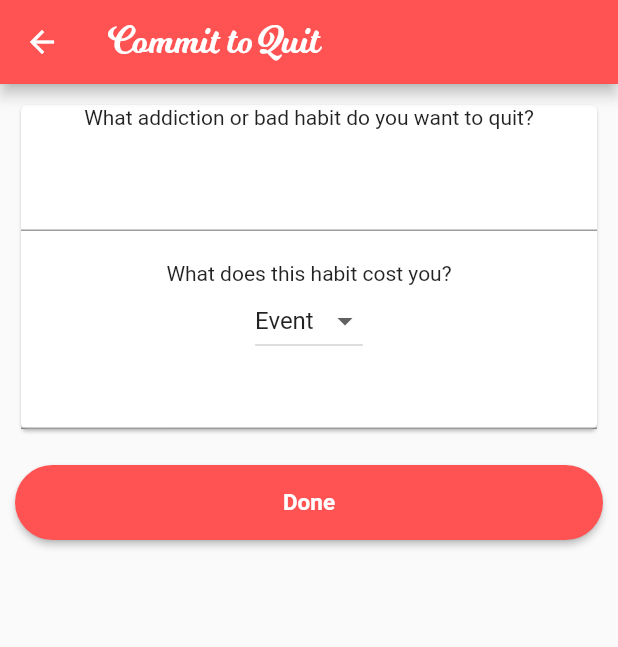
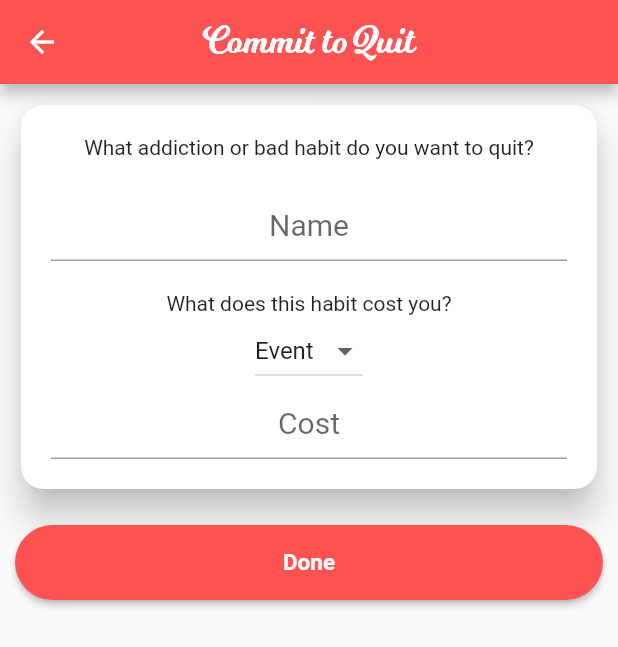
Before and after one commit to NirbhayShukla/soberity_app, a Flutter app: the NewHabit screen opened directly, on a phone screen of 412 x 824 dp. Shown: the top 647 px of the screen. Run offline on Flutter 3.47's test engine with Material 2 defaults, Android fonts, the phone set to English and light mode, and no system bars; our stand-ins replace intro_slider.

Commit message:
New Habit Page Almost Done

```diff
--- a/soberity_app/lib/newhabit.dart
+++ b/soberity_app/lib/newhabit.dart
@@ -7,6 +7,7 @@ class NewHabit extends StatefulWidget {
 
 class _NewHabitState extends State<NewHabit> {
   String name;
+  String cost;
   String selected;
   List<String> menuitems = ["Event", "Money", "Time"];
   List<DropdownMenuItem<String>> menu = [];
@@ -35,15 +36,22 @@ class _NewHabitState extends State<NewHabit> {
           "Commit to Quit",
           style: TextStyle(fontFamily: 'Milkshake', fontSize: 25),
         ),
+        centerTitle: true,
       ),
       body: Container(
           padding: EdgeInsets.all(10),
           child: ListView(
             children: <Widget>[
               Card(
+                elevation: 10,
+                shape: RoundedRectangleBorder(
+                  borderRadius: new BorderRadius.circular(15.0),
+                ),
+                child: Padding(
+                  padding: EdgeInsets.all(20),
                   child: Column(
                     children: <Widget>[
-                Text("What addiction or bad habit do you want to quit?"),
+                      Text("What addiction or bad habit do you want to quit?",textAlign: TextAlign.center,),
                       Padding(
                         padding: EdgeInsets.all(10),
                       ),
@@ -54,6 +62,17 @@ class _NewHabitState extends State<NewHabit> {
                         onSubmitted: (String value) {
                           name = value;
                         },
+                        style: TextStyle(
+                          fontSize: 20
+                        ),
+                        textAlign: TextAlign.center,
+                        cursorColor: Colors.redAccent,
+                        decoration: InputDecoration(
+                          hintText: "Name",
+                          hintStyle: TextStyle(
+                            fontSize: 20,
+                          )
+                        ),
                       ),
                       Padding(
                         padding: EdgeInsets.all(10),
@@ -69,21 +88,45 @@ class _NewHabitState extends State<NewHabit> {
                         },
                       ),
                       TextField(
-
+                        onChanged: (String value) {
+                          cost = value;
+                        },
+                        onSubmitted: (String value) {
+                          cost = value;
+                        },
+                        style: TextStyle(
+                          fontSize: 20
+                        ),
+                        textAlign: TextAlign.center,
+                        cursorColor: Colors.redAccent,
+                        decoration: InputDecoration(
+                          hintText: "Cost",
+                          hintStyle: TextStyle(
+                            fontSize: 20,
+                          )
+                        ),
                       )
                     ],
+                  ),
                 ),
               ),
               Padding(
                 padding: EdgeInsets.all(10),
               ),
               RawMaterialButton(
-            child: Text("Done",style: TextStyle(color: Colors.white,fontSize: 15,fontWeight: FontWeight.bold),),
-            onPressed: (){
+                child: Text(
+                  "Done",
+                  style: TextStyle(
+                      color: Colors.white,
+                      fontSize: 15,
+                      fontWeight: FontWeight.bold),
+                ),
+                onPressed: () {
                   Navigator.pop(context);
                 },
                 shape: RoundedRectangleBorder(
-        borderRadius: new BorderRadius.circular(25.0),),
+                  borderRadius: new BorderRadius.circular(25.0),
+                ),
                 fillColor: Colors.redAccent,
                 constraints: BoxConstraints(
                   minHeight: 50,
```
Lines whose indentation alone changed are shown as unchanged.
